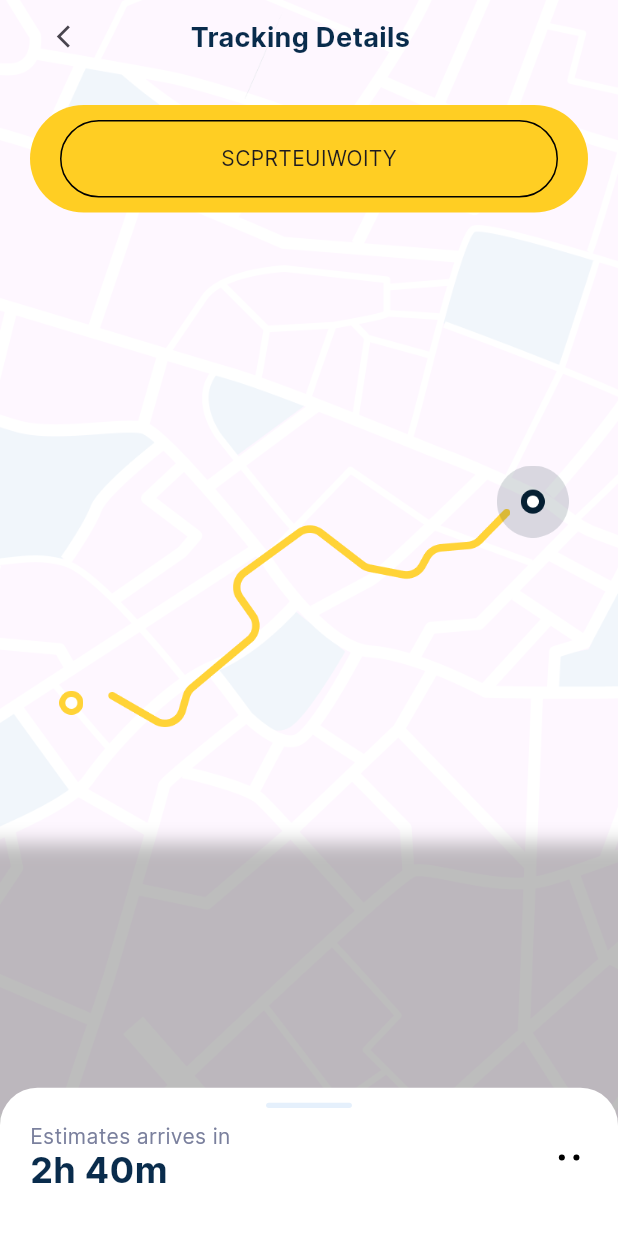
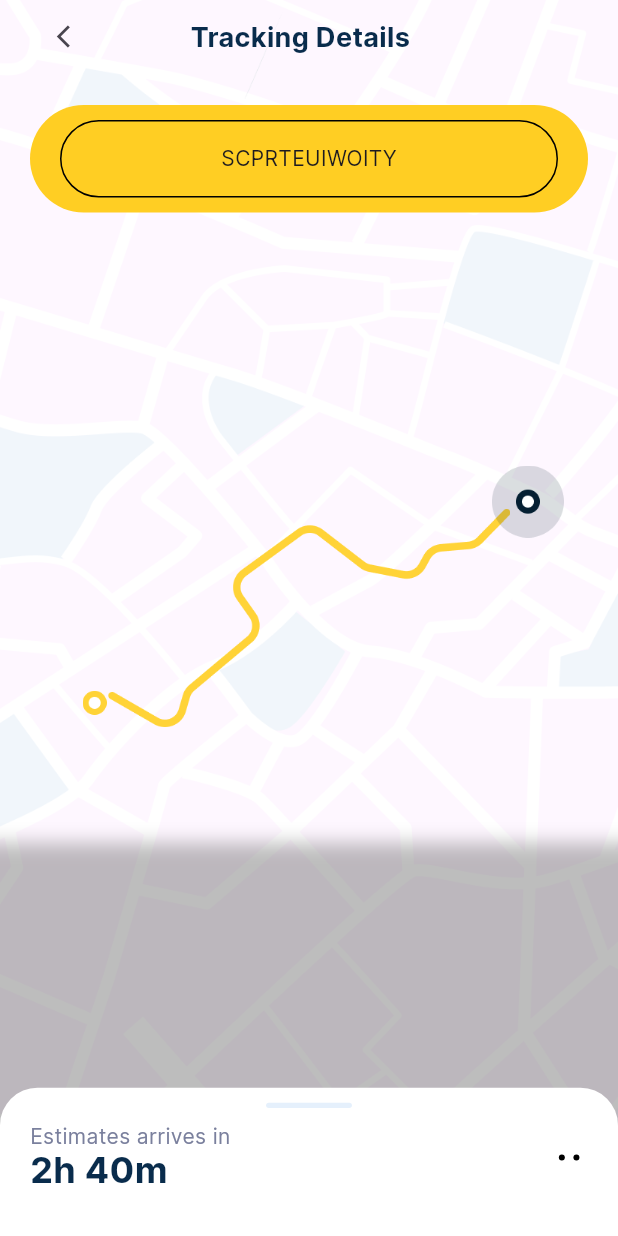
Before and after one commit to devbee001/BetEasy, a Flutter app: the screen it shows after launch, after a tap on "Track Now", on a phone screen of 412 x 824 dp. Run offline on Flutter 3.47's test engine with Material 3 defaults, Android fonts, the phone set to English and light mode, and no system bars; our stand-ins replace flutter_riverpod, flutter_screenutil, iconly, smooth_page_indicator.

Commit message:
worked on responsivesness

```diff
--- a/lib/features/home/presentation/widgets/track_now_view_widgets.dart
+++ b/lib/features/home/presentation/widgets/track_now_view_widgets.dart
@@ -198,7 +198,7 @@ class HomeStackedImage extends ConsumerWidget {
               alignment: const Alignment(-1, 1),
               child: Container(
                 margin: EdgeInsets.only(left: 22.w),
-                height: 50.h,
+                height: 60.h,
                 child: Column(
                   crossAxisAlignment: CrossAxisAlignment.start,
                   children: [
--- a/lib/features/track/presentation/pages/track_screen.dart
+++ b/lib/features/track/presentation/pages/track_screen.dart
@@ -30,20 +30,24 @@ class TrackScreenState extends ConsumerState<TrackScreen> {
               scale: 2,
             ),
           ),
-          Align(
-            alignment: const Alignment(0.82, -0.2),
+          LayoutBuilder(builder: (context, constraints) {
+            return Align(
+              alignment: Alignment(0.8 * constraints.maxWidth / 411, -0.2),
               child: Image.asset(
                 'assets/images/track_pos.png',
                 scale: 2,
               ),
-          ),
-          Align(
-            alignment: const Alignment(-0.8, 0.14),
+            );
+          }),
+          LayoutBuilder(builder: (context, constraints) {
+            return Align(
+              alignment: Alignment(-0.72 * constraints.maxWidth / 411, 0.14),
               child: Image.asset(
                 'assets/images/start_pos.png',
                 scale: 2,
               ),
-          ),
+            );
+          }),
           Container(
             margin: EdgeInsets.only(
               left: 20.w,
--- a/lib/features/track/presentation/widgets/track_modal_sheet.dart
+++ b/lib/features/track/presentation/widgets/track_modal_sheet.dart
@@ -48,6 +48,7 @@ class _TrackModalSheetState extends ConsumerState<TrackModalSheet> {
       return DraggableScrollableSheet(
         key: _sheet,
         initialChildSize: 0.12,
+        // 0.12,
         maxChildSize: 0.8,
         minChildSize: 0,
         expand: true,
```
Lines whose indentation alone changed are shown as unchanged.
